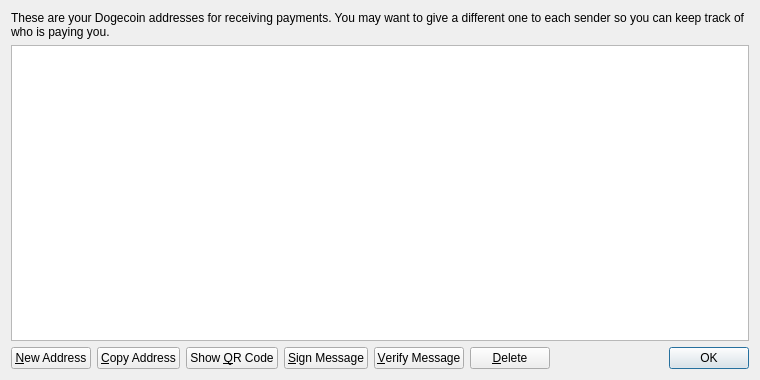
This is src/qt/forms/addressbookpage.ui in pixelcoindev/pixelcoin as Qt 5 draws it before an edit. The edited form follows.
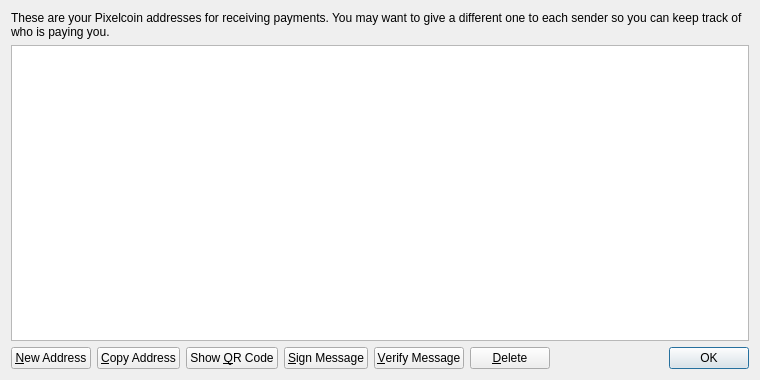
This is the edited form. Icons and pictures are not drawn.

Diff of the .ui file:
```diff
--- a/src/qt/forms/addressbookpage.ui
+++ b/src/qt/forms/addressbookpage.ui
@@ -17,7 +17,7 @@
    <item>
     <widget class="QLabel" name="labelExplanation">
      <property name="text">
-      <string>These are your Dogecoin addresses for receiving payments. You may want to give a different one to each sender so you can keep track of who is paying you.</string>
+      <string>These are your Pixelcoin addresses for receiving payments. You may want to give a different one to each sender so you can keep track of who is paying you.</string>
      </property>
      <property name="textFormat">
       <enum>Qt::PlainText</enum>
```
Left out of the diff: 4 changed lines with no effect on the pictures.
